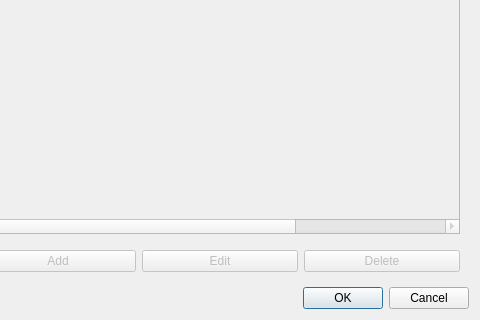
AntiMicroX/antimicrox, file src/mainsettingsdialog.ui: the form before one commit; both pictures show x 226 to 706 and y 177 to 497 of the 706 by 497 pixel window.
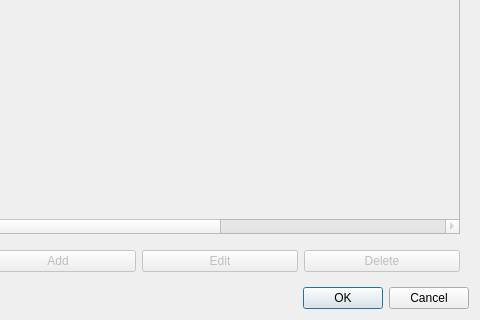
The form after the commit. The open tabs and pages were chosen to show the change. Icons and pictures are not drawn.

Diff of the .ui file:
```diff
--- a/src/mainsettingsdialog.ui
+++ b/src/mainsettingsdialog.ui
@@ -605,7 +605,7 @@
             <enum>QAbstractItemView::SelectRows</enum>
            </property>
            <property name="columnCount">
-            <number>6</number>
+            <number>8</number>
            </property>
            <attribute name="horizontalHeaderVisible">
             <bool>false</bool>
@@ -642,7 +642,17 @@
            </column>
            <column>
             <property name="text">
-             <string>Application</string>
+             <string>Class</string>
+            </property>
+           </column>
+           <column>
+            <property name="text">
+             <string>Title</string>
+            </property>
+           </column>
+           <column>
+            <property name="text">
+             <string>Program</string>
             </property>
            </column>
            <column>
@@ -650,7 +660,11 @@
              <string>Default?</string>
             </property>
            </column>
-           <column/>
+           <column>
+            <property name="text">
+             <string/>
+            </property>
+           </column>
           </widget>
          </item>
          <item>
```
Left out of the diff: 2 changed lines with no effect on the pictures.
